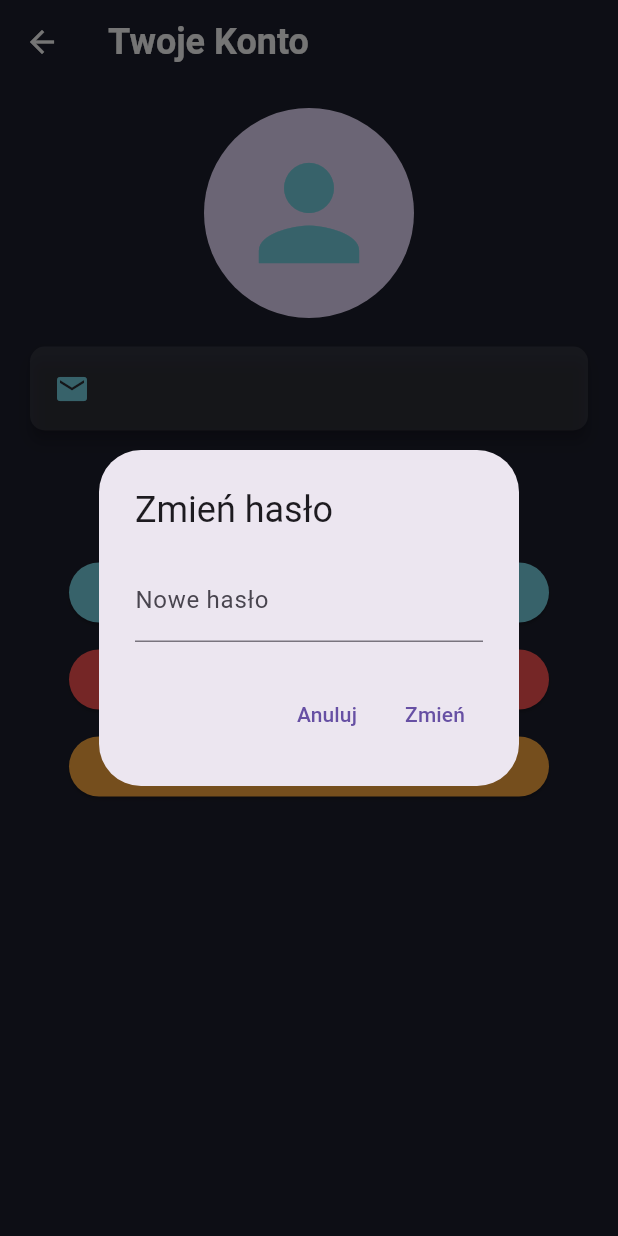
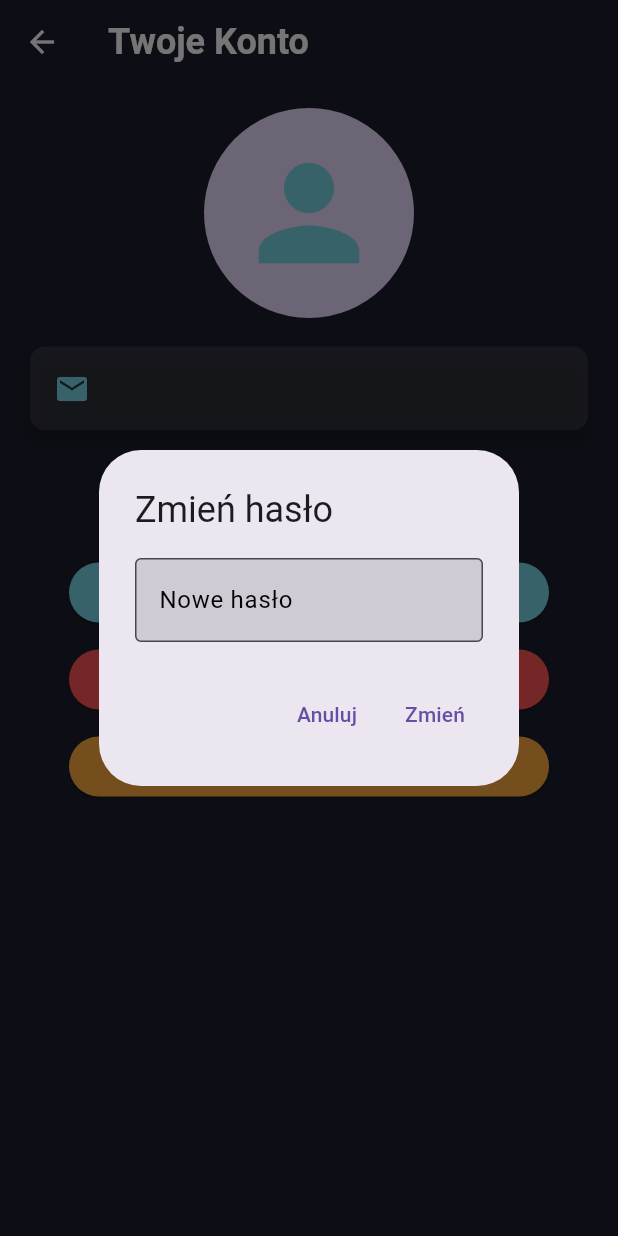
Before and after one commit to Arkadiusz4/smart-lighting-system, a Flutter app: the AccountScreen screen opened directly, after a tap on "Zmień hasło", on a phone screen of 412 x 824 dp. Run offline on Flutter 3.47's test engine with Material 3 defaults, Android fonts, the phone set to English and light mode, and no system bars; our stand-ins replace bloc, cloud_firestore, equatable, firebase_auth, firebase_core, flutter_bloc and 1 more; missing offline and left inert: qr_code_scanner, wifi_iot, wifi_scan; accounts and stored records are empty.

Commit message:
Update account_screen.dart

```diff
--- a/mobile-app/lib/screens/account_screens/account_screen.dart
+++ b/mobile-app/lib/screens/account_screens/account_screen.dart
@@ -33,20 +33,20 @@ class AccountScreen extends StatelessWidget {
           title: const Text(
             'Twoje Konto',
             style: TextStyle(
-              color: textColor,
+              color: Colors.white, // Replace with your textColor
               fontSize: 24.0,
               fontWeight: FontWeight.w700,
             ),
           ),
         ),
         body: Container(
-          color: darkBackground,
+          color: darkBackground, // Replace with your darkBackground
           padding: const EdgeInsets.all(16.0),
           child: Column(
             children: [
               const CircleAvatar(
                 radius: 70,
-                child: Icon(Icons.person, size: 100, color: primaryColor),
+                child: Icon(Icons.person, size: 100, color: primaryColor), // Replace primaryColor as needed
               ),
               const SizedBox(height: 15),
               Card(
@@ -56,10 +56,10 @@ class AccountScreen extends StatelessWidget {
                 ),
                 elevation: 4,
                 child: ListTile(
-                  leading: const Icon(Icons.email, color: primaryColor),
+                  leading: const Icon(Icons.email, color: primaryColor), // Replace primaryColor as needed
                   title: Text(
                     user?.email ?? 'Brak danych',
-                    style: const TextStyle(fontSize: 18, color: textColor),
+                    style: const TextStyle(fontSize: 18, color: textColor), // Replace textColor as needed
                   ),
                 ),
               ),
@@ -93,21 +93,26 @@ class AccountScreen extends StatelessWidget {
                             icon: const Icon(Icons.delete),
                             label: const Text('Usuń konto'),
                             onPressed: () {
+                              // Capture the AccountBloc reference before opening the dialog
+                              final accountBloc = context.read<AccountBloc>();
+
                               showDialog(
                                 context: context,
-                                builder: (context) => AlertDialog(
+                                builder: (dialogContext) => AlertDialog(
                                   title: const Text('Potwierdzenie'),
-                                  content:
-                                      const Text('Czy na pewno chcesz usunąć konto? Ta operacja jest nieodwracalna.'),
+                                  content: const Text(
+                                    'Czy na pewno chcesz usunąć konto? Ta operacja jest nieodwracalna.',
+                                  ),
                                   actions: [
                                     TextButton(
-                                      onPressed: () => Navigator.of(context).pop(),
+                                      onPressed: () => Navigator.of(dialogContext).pop(),
                                       child: const Text('Anuluj'),
                                     ),
                                     TextButton(
                                       onPressed: () {
-                                        Navigator.of(context).pop();
-                                        context.read<AccountBloc>().add(AccountDeleteRequested());
+                                        Navigator.of(dialogContext).pop();
+                                        // Use the captured accountBloc instead of reading from context
+                                        accountBloc.add(AccountDeleteRequested());
                                       },
                                       child: const Text('Usuń'),
                                     ),
@@ -147,18 +152,27 @@ class AccountScreen extends StatelessWidget {
     final TextEditingController newPasswordController = TextEditingController();
     showDialog(
       context: context,
-      builder: (context) => AlertDialog(
+      builder: (dialogContext) => AlertDialog(
         title: const Text('Zmień hasło'),
         content: TextField(
           controller: newPasswordController,
           obscureText: true,
+          style: const TextStyle(
+            color: Colors.black, // Kolor tekstu wpisanego w polu
+          ),
           decoration: const InputDecoration(
             labelText: 'Nowe hasło',
+            labelStyle: TextStyle(
+              color: Colors.black, // Kolor tekstu etykiety
+            ),
+            filled: true,               // Włącza wypełnienie tła
+            fillColor: Colors.black12,  // Ustawia kolor tła pola (użyj Colors.black dla czystej czerni)
+            border: OutlineInputBorder(), // Opcjonalnie: ramka dla lepszej widoczności
           ),
         ),
         actions: [
           TextButton(
-            onPressed: () => Navigator.of(context).pop(),
+            onPressed: () => Navigator.of(dialogContext).pop(),
             child: const Text('Anuluj'),
           ),
           TextButton(
@@ -179,7 +193,7 @@ class AccountScreen extends StatelessWidget {
                   );
                 }
               }
-              Navigator.of(context).pop();
+              Navigator.of(dialogContext).pop();
             },
             child: const Text('Zmień'),
           ),
```
